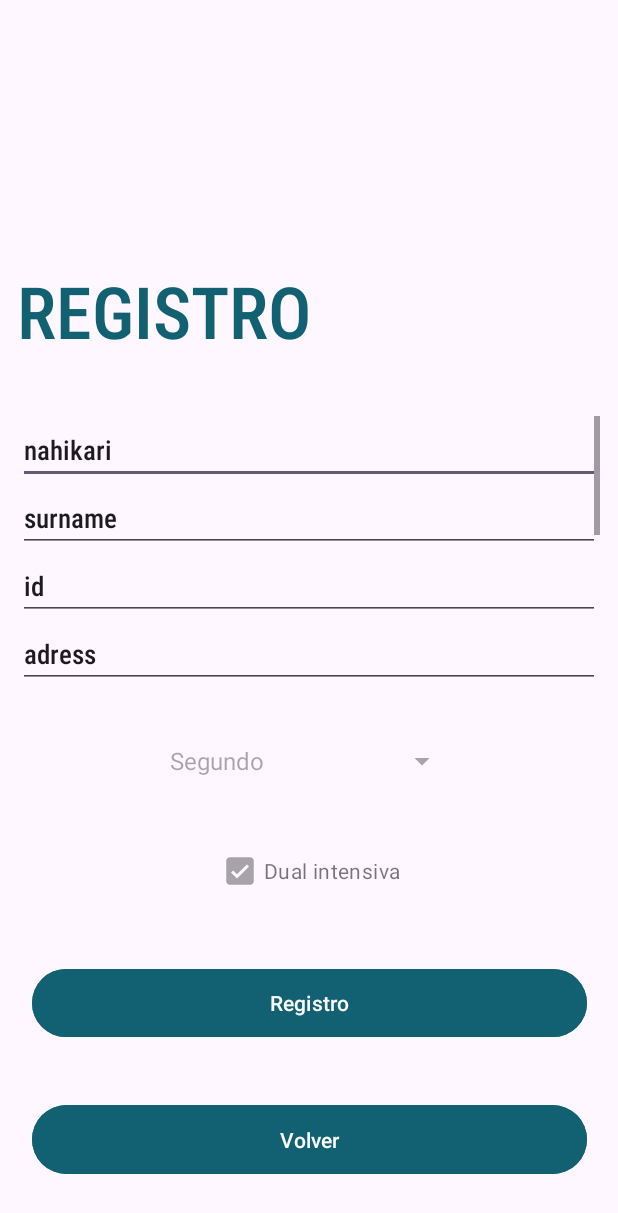
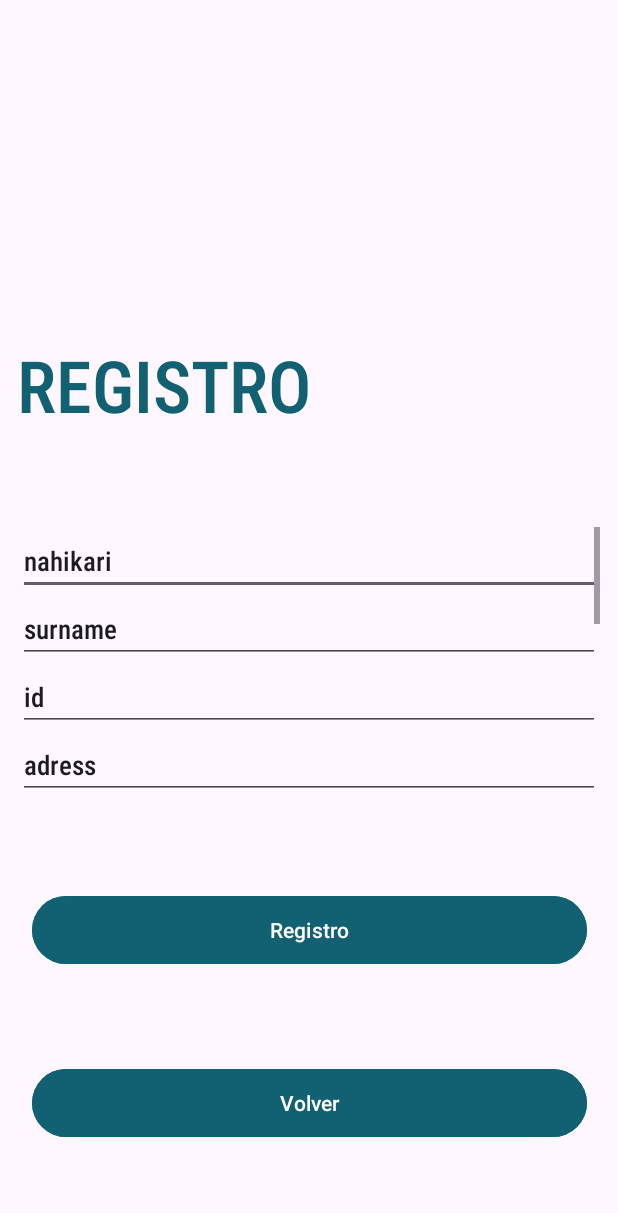
Before and after one commit to corderaa/ElorClass, an Android app: the RegisterActivity screen opened directly, with no data from a screen before it, on a phone screen of 412 x 824 dp. Shown: the top 1213 px of the screen. Run offline under Robolectric (Android 15) with nearby library versions, the phone set to English and light mode, and no system bars.

Commit message:
metido año y dual dentro del schroll

```diff
--- a/app/src/main/java/com/example/elorclass/LoginActivity.kt
+++ b/app/src/main/java/com/example/elorclass/LoginActivity.kt
@@ -80,7 +80,7 @@ class LoginActivity: AppCompatActivity() {
                     schoolyear = 2,
                     dual = true,
                     password = "password",
-                    registered = true)
+                    registered = false)
                 UserSession.setUserSession(usuarioDePrueba.name, usuarioDePrueba.surname, usuarioDePrueba.id,
                     usuarioDePrueba.adress, usuarioDePrueba.firstTelephone, usuarioDePrueba.secondTelephone,
                     usuarioDePrueba.studies, usuarioDePrueba.password, usuarioDePrueba.schoolyear,
--- a/app/src/main/java/com/example/elorclass/RegisterActivity.kt
+++ b/app/src/main/java/com/example/elorclass/RegisterActivity.kt
@@ -24,8 +24,6 @@ class RegisterActivity : AppCompatActivity() {
         setContentView(R.layout.register)
         val connectivityManager = getSystemService(ConnectivityManager::class.java) as ConnectivityManager
         val functionalities = Functionalities()
-        val spinner = findViewById<Spinner>(R.id.spinner)
-        val cbDual = findViewById<CheckBox>(R.id.checkDual)
         val buttonRegister = findViewById<Button>(R.id.buttonRegister)
         val buttonGoBack = findViewById<Button>(R.id.buttonLogout)
         val years = ArrayList<String>()
@@ -41,33 +39,12 @@ class RegisterActivity : AppCompatActivity() {
         val etFirstTelephone = findViewById<EditText>(R.id.editTextFirstTelephone)
         val etSecondTelephone = findViewById<EditText>(R.id.editTextSecondTelephone)
         val etStudies = findViewById<EditText>(R.id.editTextStudies)
+        val etYear = findViewById<EditText>(R.id.editTextYear)
+        val etDual = findViewById<EditText>(R.id.editTextDual)
         val etPassword = findViewById<EditText>(R.id.editTextPassword)
         val etConfirmPassword = findViewById<EditText>(R.id.editTextConfirmPassword)
 
-        spinner.adapter = adapter
-        spinner.onItemSelectedListener = object : AdapterView.OnItemSelectedListener {
-            override fun onItemSelected(parentView: AdapterView<*>?, view: View?, position: Int, id: Long) {
-                selectedOption = parentView?.getItemAtPosition(position).toString()
-                if (selectedOption == getString(R.string.second)) {
-                    selectedOptionInteger = 2
-                    cbDual.visibility = View.VISIBLE
-                }else {
-                    cbDual.visibility = View.INVISIBLE
-                    cbDual.isChecked = false
-                    selectedOptionInteger = 1
-                }
-            }
-
-            override fun onNothingSelected(parentView: AdapterView<*>?) {
-                cbDual.visibility = View.INVISIBLE
-                cbDual.isChecked = false
-            }
-        }
-
-        autoCompleteData(etName, etSurname, etId, etAdress, etFirstTelephone, etSecondTelephone, etStudies, spinner, cbDual)
-
-        spinner.isEnabled = false
-        cbDual.isEnabled = false
+        autoCompleteData(etName, etSurname, etId, etAdress, etFirstTelephone, etSecondTelephone, etStudies, etYear, etDual)
 
         buttonRegister.setOnClickListener {
             if (functionalities.checkConnection(connectivityManager)){
@@ -89,7 +66,7 @@ class RegisterActivity : AppCompatActivity() {
                                 this, getString(R.string.change_your_password), Toast.LENGTH_SHORT
                             ).show()
                         } else {
-                            val dual = cbDual.isChecked
+                            val dual = true
                             val user = User(
                                 name = name,
                                 surname = surname,
@@ -164,8 +141,8 @@ class RegisterActivity : AppCompatActivity() {
         etFirstTelephone: EditText?,
         etSecondTelephone: EditText?,
         etStudies: EditText?,
-        spinner: Spinner?,
-        cbDual: CheckBox?,
+        etYear: EditText?,
+        etDual: EditText?,
     ) {
         etName?.setText(UserSession.fetchName()!!)
         etSurname?.setText(UserSession.fetchSurname()!!)
@@ -175,11 +152,13 @@ class RegisterActivity : AppCompatActivity() {
         etSecondTelephone?.setText(UserSession.fetchSecondTelephone()!!)
         etStudies?.setText(UserSession.fetchStudies()!!)
         val year = UserSession.fetchSchoolyear()
-        if (year != null) {
-            spinner?.setSelection(year-1)
-        }
+        if (year == 1)
+            etYear?.setText(getString(R.string.first))
+        else
+            etYear?.setText(getString(R.string.second))
         if (UserSession.fetchDual()==true){
-            cbDual?.isChecked = true
-        }
+            etDual?.setText(getString(R.string.dual_studies))
+        } else
+            etDual?.setText(getString(R.string.no_dual_studies))
     }
 }
--- a/app/src/main/res/layout/register.xml
+++ b/app/src/main/res/layout/register.xml
@@ -34,7 +34,7 @@
         android:id="@+id/scrollView"
         android:layout_width="388dp"
         android:layout_height="180dp"
-        app:layout_constraintBottom_toTopOf="@+id/spinner"
+        app:layout_constraintBottom_toTopOf="@+id/buttonRegister"
         app:layout_constraintTop_toBottomOf="@+id/textViewTitle"
         app:layout_constraintEnd_toEndOf="parent"
         app:layout_constraintStart_toStartOf="parent"
@@ -116,6 +116,30 @@
                 tools:layout_editor_absoluteX="16dp" />
 
             <EditText
+                android:id="@+id/editTextYear"
+                android:layout_width="match_parent"
+                android:layout_height="wrap_content"
+                android:ems="10"
+                android:fontFamily="sans-serif-condensed-medium"
+                android:hint="@string/school_year"
+                android:textColor="@color/black"
+                android:inputType="text"
+                android:enabled="false"
+                tools:layout_editor_absoluteX="16dp" />
+
+            <EditText
+                android:id="@+id/editTextDual"
+                android:layout_width="match_parent"
+                android:layout_height="wrap_content"
+                android:ems="10"
+                android:fontFamily="sans-serif-condensed-medium"
+                android:hint="@string/dual_studies"
+                android:textColor="@color/black"
+                android:inputType="text"
+                android:enabled="false"
+                tools:layout_editor_absoluteX="16dp" />
+
+            <EditText
                 android:id="@+id/editTextPassword"
                 android:layout_width="match_parent"
                 android:layout_height="wrap_content"
@@ -148,7 +172,7 @@
         app:layout_constraintEnd_toEndOf="parent"
         app:layout_constraintHeight_percent="0.065"
         app:layout_constraintStart_toStartOf="parent"
-        app:layout_constraintTop_toBottomOf="@+id/checkDual"
+        app:layout_constraintTop_toBottomOf="@+id/scrollView"
         app:layout_constraintWidth_percent="0.9" />
 
     <Button
@@ -164,26 +188,4 @@
         app:layout_constraintTop_toBottomOf="@+id/buttonRegister"
         app:layout_constraintWidth_percent="0.9" />
 
-    <Spinner
-        android:id="@+id/spinner"
-        android:layout_width="200dp"
-        android:layout_height="wrap_content"
-        app:layout_constraintBottom_toTopOf="@+id/checkDual"
-        app:layout_constraintEnd_toEndOf="parent"
-        app:layout_constraintHorizontal_bias="0.497"
-        app:layout_constraintStart_toStartOf="parent"
-        app:layout_constraintTop_toBottomOf="@+id/scrollView" />
-
-    <CheckBox
-        android:id="@+id/checkDual"
-        android:layout_width="wrap_content"
-        android:layout_height="wrap_content"
-        android:text="@string/dual_studies"
-        app:layout_constraintBottom_toTopOf="@+id/buttonRegister"
-        app:layout_constraintEnd_toEndOf="parent"
-        app:layout_constraintHorizontal_bias="0.497"
-        app:layout_constraintStart_toStartOf="parent"
-        app:layout_constraintTop_toBottomOf="@+id/spinner"
-        tools:layout_editor_absoluteY="325dp" />
-
 </androidx.constraintlayout.widget.ConstraintLayout>
--- a/app/src/main/res/values/strings.xml
+++ b/app/src/main/res/values/strings.xml
@@ -24,6 +24,7 @@
     <string name="second_telephone">Teléfono2</string>
     <string name="studies">Ciclo</string>
     <string name="dual_studies">Dual intensiva</string>
+    <string name="no_dual_studies">No dual intensiva</string>
     <string name="remembered_user">usuario recordado</string>
     <string name="register_needed">debe registrarse</string>
     <string name="error">error</string>
@@ -48,4 +49,5 @@
     <string name="dark">Oscuro</string>
     <string name="accept">Aceptar</string>
     <string name="cancel">Cancel</string>
+    <string name="school_year">Curso</string>
 </resources>
```
